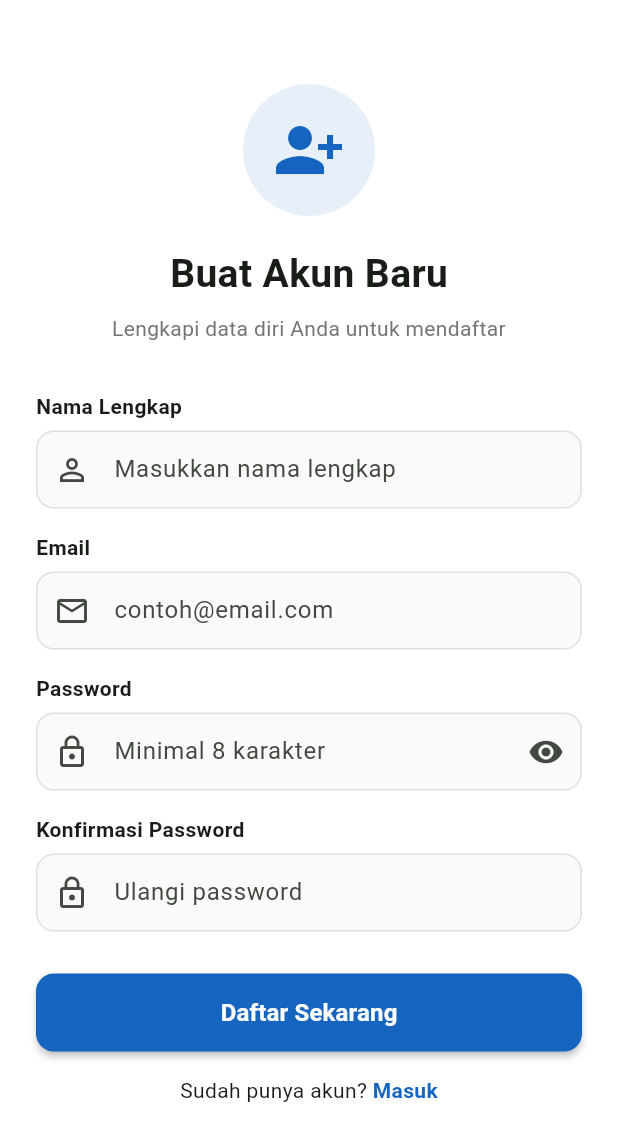
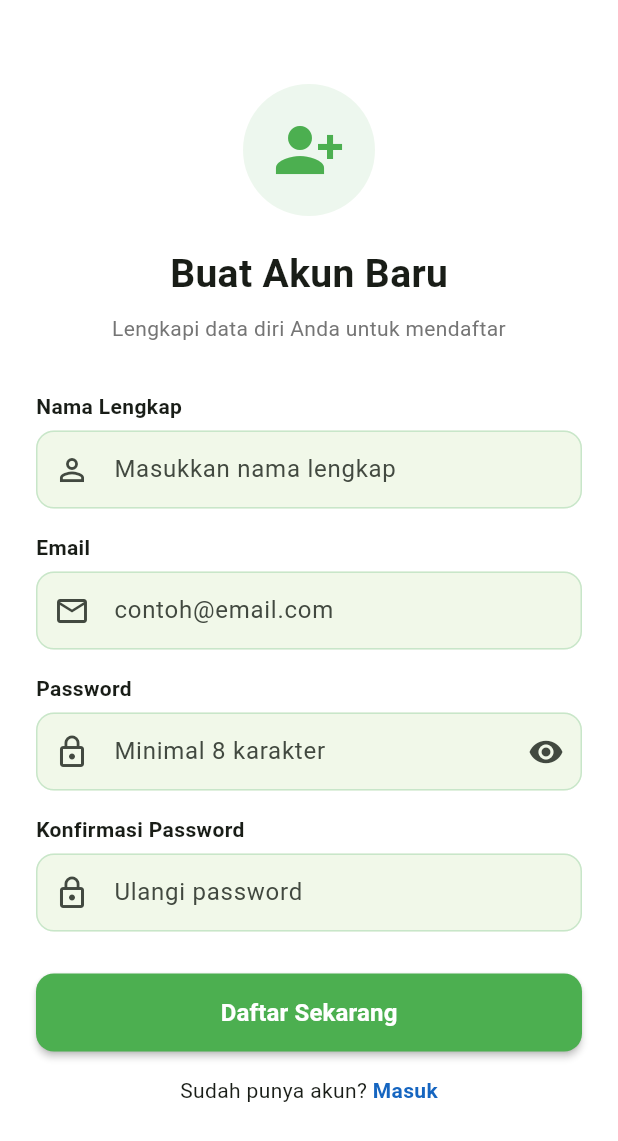
Before and after one commit to AryaPramudya898/uts_1123150004, a Flutter app: the RegisterPage screen opened by its route, on a phone screen of 412 x 824 dp. Shown: the top 1141 px of the screen. Run offline on Flutter 3.47's test engine with Material 3 defaults, Android fonts, the phone set to English and light mode, and no system bars; our stand-ins replace dio, email_validator, equatable, firebase_auth, firebase_core, flutter_secure_storage and 2 more; accounts and stored records are empty.

Commit message:
style: perbarui widget auth dengan tema hijau muda yang konsisten

```diff
--- a/lib/core/widgets/auth_header.dart
+++ b/lib/core/widgets/auth_header.dart
@@ -1,4 +1,5 @@
 import 'package:flutter/material.dart';
+import 'package:uts_1123150004/core/constants/app_colors.dart';
 
 class AuthHeader extends StatelessWidget {
   final IconData icon;
@@ -21,13 +22,13 @@ class AuthHeader extends StatelessWidget {
         Container(
           padding: const EdgeInsets.all(20),
           decoration: BoxDecoration(
-            color: (iconColor ?? const Color(0xFF1565C0)).withOpacity(0.1),
+            color: (iconColor ?? AppColors.primary).withValues(alpha: 0.1),
             shape: BoxShape.circle,
           ),
           child: Icon(
             icon,
             size: 48,
-            color: iconColor ?? const Color(0xFF1565C0),
+            color: iconColor ?? AppColors.primary,
           ),
         ),
         const SizedBox(height: 20),
--- a/lib/core/widgets/custom_button.dart
+++ b/lib/core/widgets/custom_button.dart
@@ -1,4 +1,5 @@
 import 'package:flutter/material.dart';
+import 'package:uts_1123150004/core/constants/app_colors.dart';
 
 enum ButtonVariant { primary, outlined, text }
 
@@ -50,7 +51,7 @@ class CustomButton extends StatelessWidget {
         ButtonVariant.primary => ElevatedButton(
           onPressed: isLoading ? null : onPressed,
           style: ElevatedButton.styleFrom(
-            backgroundColor: const Color(0xFF1565C0),
+            backgroundColor: AppColors.primary,
             foregroundColor: Colors.white,
             shape: RoundedRectangleBorder(
               borderRadius: BorderRadius.circular(12),
@@ -62,7 +63,7 @@ class CustomButton extends StatelessWidget {
         ButtonVariant.outlined => OutlinedButton(
           onPressed: isLoading ? null : onPressed,
           style: OutlinedButton.styleFrom(
-            side: const BorderSide(color: Color(0xFF1565C0), width: 1.5),
+            side: const BorderSide(color: AppColors.primary, width: 1.5),
             shape: RoundedRectangleBorder(
               borderRadius: BorderRadius.circular(12),
             ),
--- a/lib/core/widgets/custom_text_field.dart
+++ b/lib/core/widgets/custom_text_field.dart
@@ -1,4 +1,5 @@
 import 'package:flutter/material.dart';
+import 'package:uts_1123150004/core/constants/app_colors.dart';
 
 class CustomTextField extends StatelessWidget {
   final String label;
@@ -45,18 +46,18 @@ class CustomTextField extends StatelessWidget {
             prefixIcon: prefixIcon,
             suffixIcon: suffixIcon,
             filled: true,
-            fillColor: Colors.grey.shade50,
+            fillColor: AppColors.lightGreen50,
             border: OutlineInputBorder(
               borderRadius: BorderRadius.circular(12),
-              borderSide: BorderSide(color: Colors.grey.shade300),
+              borderSide: const BorderSide(color: AppColors.lightGreen100),
             ),
             enabledBorder: OutlineInputBorder(
               borderRadius: BorderRadius.circular(12),
-              borderSide: BorderSide(color: Colors.grey.shade300),
+              borderSide: const BorderSide(color: AppColors.lightGreen100),
             ),
             focusedBorder: OutlineInputBorder(
               borderRadius: BorderRadius.circular(12),
-              borderSide: const BorderSide(color: Color(0xFF1565C0), width: 2),
+              borderSide: const BorderSide(color: AppColors.primary, width: 2),
             ),
             errorBorder: OutlineInputBorder(
               borderRadius: BorderRadius.circular(12),
```
